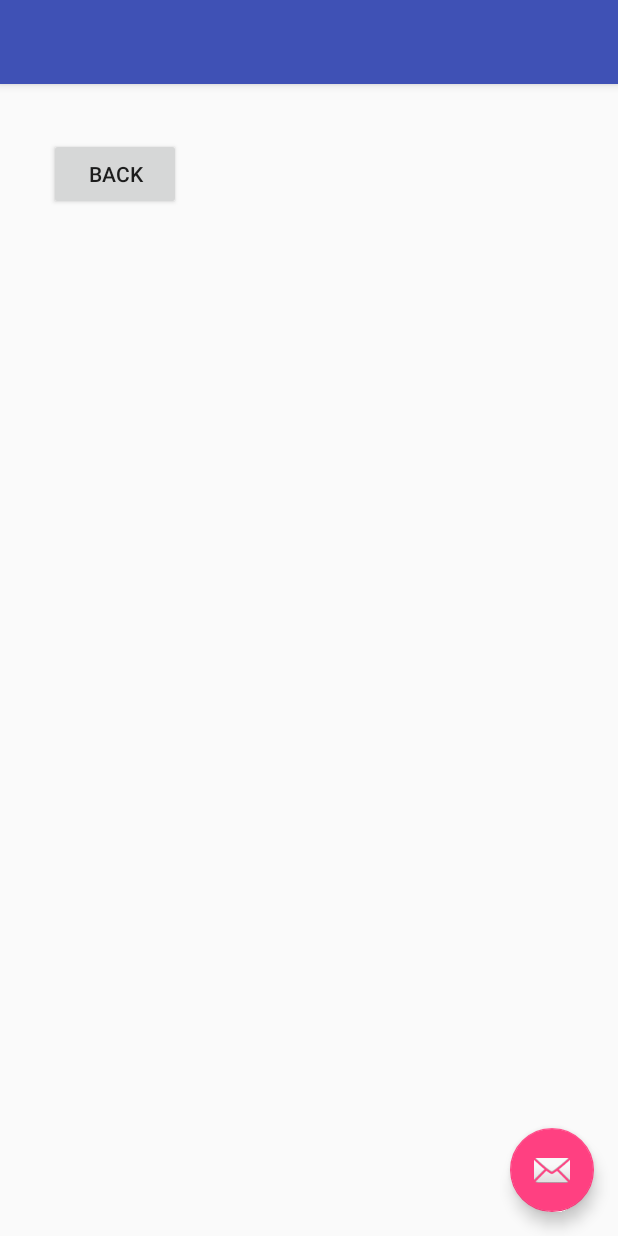
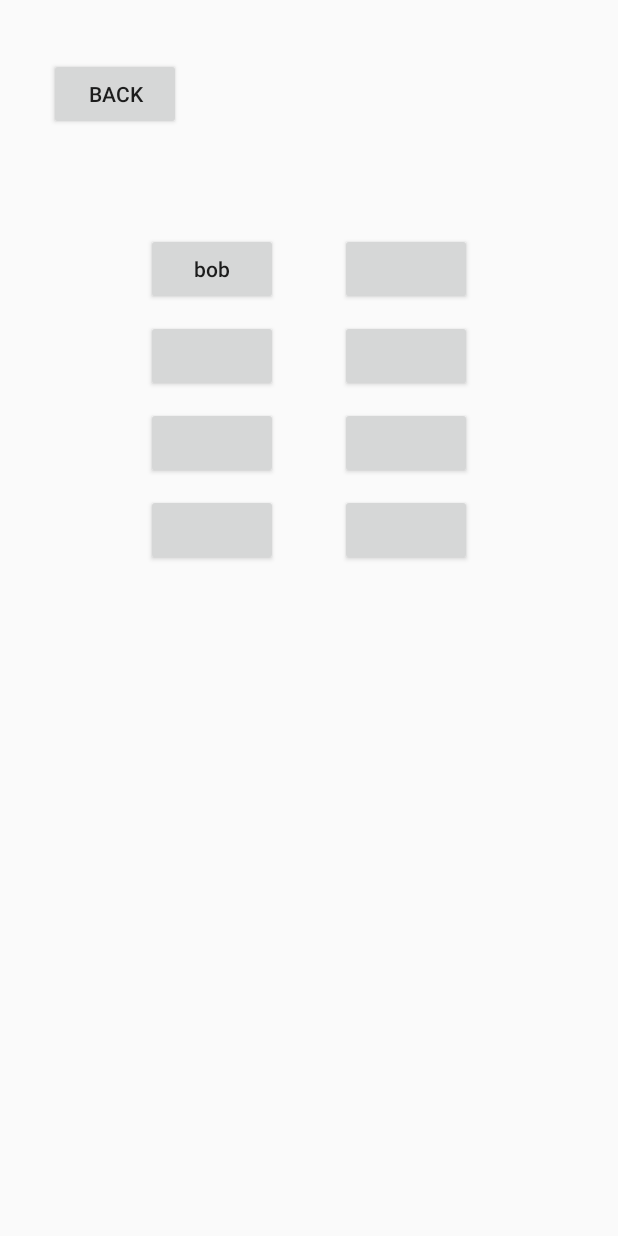
Before and after one commit to bren11/LazerTag, an Android app: the CreateScreen screen opened directly, with no data from a screen before it, on a phone screen of 412 x 824 dp. Run offline under Robolectric (Android 15) with nearby library versions, the phone set to English and light mode, and no system bars.

Commit message:
Made buttons on create game screen

```diff
--- a/app/src/main/java/com/android/lazertag/CreateScreen.java
+++ b/app/src/main/java/com/android/lazertag/CreateScreen.java
@@ -2,13 +2,10 @@ package com.android.lazertag;
 
 import android.app.Activity;
 import android.content.Intent;
-import android.support.v7.app.AppCompatActivity;
 import android.os.Bundle;
+import android.os.Handler;
 import android.view.View;
-
-import org.opencv.features2d.DescriptorExtractor;
-import org.opencv.features2d.DescriptorMatcher;
-import org.opencv.features2d.FeatureDetector;
+import android.widget.Button;
 
 public class CreateScreen extends Activity {
 
@@ -16,6 +13,20 @@ public class CreateScreen extends Activity {
     protected void onCreate(Bundle savedInstanceState) {
         super.onCreate(savedInstanceState);
         setContentView(R.layout.activity_create_screen);
+        final String[] players = new String[]{"bob", "", "", "", "", "", "", ""};
+        final int[] ids = new int[]{R.id.n0, R.id.n1, R.id.n2, R.id.n3, R.id.n4, R.id.n5, R.id.n6, R.id.n7};
+        final Handler handler=new Handler();
+        handler.post(new Runnable(){
+            @Override
+            public void run() {
+                for (int i = 0; i < players.length; i++){
+                    Button button;
+                    button = (Button) findViewById(ids[i]);
+                    button.setText(players[i]);
+                }
+                handler.postDelayed(this,500); // set time here to refresh textView
+            }
+        });
     }
     public void goToMain(View view){
         Intent intent = new Intent(this, MainMenu.class);
--- a/app/src/main/res/layout/activity_create_screen.xml
+++ b/app/src/main/res/layout/activity_create_screen.xml
@@ -1,33 +1,137 @@
 <?xml version="1.0" encoding="utf-8"?>
-<android.support.design.widget.CoordinatorLayout xmlns:android="http://schemas.android.com/apk/res/android"
+<android.support.constraint.ConstraintLayout xmlns:android="http://schemas.android.com/apk/res/android"
     xmlns:app="http://schemas.android.com/apk/res-auto"
     xmlns:tools="http://schemas.android.com/tools"
     android:layout_width="match_parent"
     android:layout_height="match_parent"
+    app:layout_behavior="@string/appbar_scrolling_view_behavior"
     tools:context="com.android.lazertag.CreateScreen">
-
-    <android.support.design.widget.AppBarLayout
-        android:layout_width="match_parent"
-        android:layout_height="wrap_content"
-        android:theme="@style/AppTheme.AppBarOverlay">
-
-        <android.support.v7.widget.Toolbar
-            android:id="@+id/toolbar"
-            android:layout_width="match_parent"
-            android:layout_height="?attr/actionBarSize"
-            android:background="?attr/colorPrimary"
-            app:popupTheme="@style/AppTheme.PopupOverlay" />
-
-    </android.support.design.widget.AppBarLayout>
-
-    <include layout="@layout/content_create_screen_layout" />
-
-    <android.support.design.widget.FloatingActionButton
-        android:id="@+id/fab"
+    <Button
+        android:id="@+id/button"
         android:layout_width="wrap_content"
         android:layout_height="wrap_content"
-        android:layout_gravity="bottom|end"
-        android:layout_margin="@dimen/fab_margin"
-        app:srcCompat="@android:drawable/ic_dialog_email" />
+        android:onClick="goToMain"
+        android:text="@string/backText"
+        app:layout_constraintBottom_toBottomOf="parent"
+        app:layout_constraintLeft_toLeftOf="parent"
+        app:layout_constraintRight_toRightOf="parent"
+        app:layout_constraintTop_toTopOf="parent"
+        app:layout_constraintVertical_bias=".05"
+        app:layout_constraintHorizontal_bias=".1"
+        />
 
-</android.support.design.widget.CoordinatorLayout>
+    <Button
+        android:id="@+id/n0"
+        android:layout_width="wrap_content"
+        android:layout_height="wrap_content"
+        android:onClick="goToMain"
+        android:text=""
+        app:layout_constraintBottom_toBottomOf="parent"
+        app:layout_constraintLeft_toLeftOf="parent"
+        app:layout_constraintRight_toRightOf="parent"
+        app:layout_constraintTop_toTopOf="parent"
+        app:layout_constraintVertical_bias=".2"
+        app:layout_constraintHorizontal_bias=".3"
+        android:textAllCaps="false"
+        />
+
+    <Button
+        android:id="@+id/n1"
+        android:layout_width="wrap_content"
+        android:layout_height="wrap_content"
+        android:onClick="goToMain"
+        android:text=""
+        app:layout_constraintLeft_toLeftOf="parent"
+        app:layout_constraintRight_toRightOf="parent"
+        app:layout_constraintTop_toTopOf="parent"
+        app:layout_constraintBottom_toBottomOf="parent"
+        app:layout_constraintVertical_bias=".2"
+        app:layout_constraintHorizontal_bias=".7"
+        android:textAllCaps="false"
+        />
+
+    <Button
+        android:id="@+id/n2"
+        android:layout_width="wrap_content"
+        android:layout_height="wrap_content"
+        android:onClick="goToMain"
+        android:text=""
+        app:layout_constraintLeft_toLeftOf="parent"
+        app:layout_constraintRight_toRightOf="parent"
+        app:layout_constraintTop_toBottomOf="@+id/n0"
+        android:layout_marginTop="10dp"
+        app:layout_constraintHorizontal_bias=".3"
+        android:textAllCaps="false"
+        />
+
+    <Button
+        android:id="@+id/n3"
+        android:layout_width="wrap_content"
+        android:layout_height="wrap_content"
+        android:onClick="goToMain"
+        android:text=""
+        app:layout_constraintLeft_toLeftOf="parent"
+        app:layout_constraintRight_toRightOf="parent"
+        app:layout_constraintTop_toBottomOf="@+id/n1"
+        android:layout_marginTop="10dp"
+        app:layout_constraintHorizontal_bias=".7"
+        android:textAllCaps="false"
+        />
+
+    <Button
+        android:id="@+id/n4"
+        android:layout_width="wrap_content"
+        android:layout_height="wrap_content"
+        android:onClick="goToMain"
+        android:text=""
+        app:layout_constraintLeft_toLeftOf="parent"
+        app:layout_constraintRight_toRightOf="parent"
+        app:layout_constraintTop_toBottomOf="@+id/n2"
+        android:layout_marginTop="10dp"
+        app:layout_constraintHorizontal_bias=".3"
+        android:textAllCaps="false"
+        />
+
+    <Button
+        android:id="@+id/n5"
+        android:layout_width="wrap_content"
+        android:layout_height="wrap_content"
+        android:onClick="goToMain"
+        android:text=""
+        app:layout_constraintLeft_toLeftOf="parent"
+        app:layout_constraintRight_toRightOf="parent"
+        app:layout_constraintTop_toBottomOf="@+id/n3"
+        android:layout_marginTop="10dp"
+        app:layout_constraintHorizontal_bias=".7"
+        android:textAllCaps="false"
+        />
+
+    <Button
+        android:id="@+id/n6"
+        android:layout_width="wrap_content"
+        android:layout_height="wrap_content"
+        android:onClick="goToMain"
+        android:text=""
+        app:layout_constraintLeft_toLeftOf="parent"
+        app:layout_constraintRight_toRightOf="parent"
+        app:layout_constraintTop_toBottomOf="@+id/n4"
+        android:layout_marginTop="10dp"
+        app:layout_constraintHorizontal_bias=".3"
+        android:textAllCaps="false"
+        />
+
+    <Button
+        android:id="@+id/n7"
+        android:layout_width="wrap_content"
+        android:layout_height="wrap_content"
+        android:onClick="goToMain"
+        android:text=""
+        app:layout_constraintLeft_toLeftOf="parent"
+        app:layout_constraintRight_toRightOf="parent"
+        app:layout_constraintTop_toBottomOf="@+id/n5"
+        android:layout_marginTop="10dp"
+        android:textAllCaps="false"
+        app:layout_constraintHorizontal_bias=".7"
+        />
+
+</android.support.constraint.ConstraintLayout>
--- a/app/src/main/res/layout/content_create_screen_layout.xml
+++ /dev/null
@@ -1,24 +0,0 @@
-<?xml version="1.0" encoding="utf-8"?>
-<android.support.constraint.ConstraintLayout xmlns:android="http://schemas.android.com/apk/res/android"
-    xmlns:app="http://schemas.android.com/apk/res-auto"
-    xmlns:tools="http://schemas.android.com/tools"
-    android:layout_width="match_parent"
-    android:layout_height="match_parent"
-    app:layout_behavior="@string/appbar_scrolling_view_behavior"
-    tools:context="com.android.lazertag.CreateScreen"
-    tools:showIn="@layout/activity_create_screen">
-    <Button
-        android:id="@+id/button"
-        android:layout_width="wrap_content"
-        android:layout_height="wrap_content"
-        android:onClick="goToMain"
-        android:text="@string/backText"
-        app:layout_constraintBottom_toBottomOf="parent"
-        app:layout_constraintLeft_toLeftOf="parent"
-        app:layout_constraintRight_toRightOf="parent"
-        app:layout_constraintTop_toTopOf="parent"
-        app:layout_constraintVertical_bias=".05"
-        app:layout_constraintHorizontal_bias=".1"
-        />
-
-</android.support.constraint.ConstraintLayout>
--- a/build.gradle
+++ b/build.gradle
@@ -3,10 +3,11 @@
 buildscript {
     repositories {
         jcenter()
+        google()
     }
 
     dependencies {
-        classpath 'com.android.tools.build:gradle:3.0.0'
+        classpath 'com.android.tools.build:gradle:3.0.1'
 
         apply plugin: 'java'// NOTE: Do not place your application dependencies here; they belong
         // in the individual module build.gradle files
```
Also changed, not shown: 15 other files.
